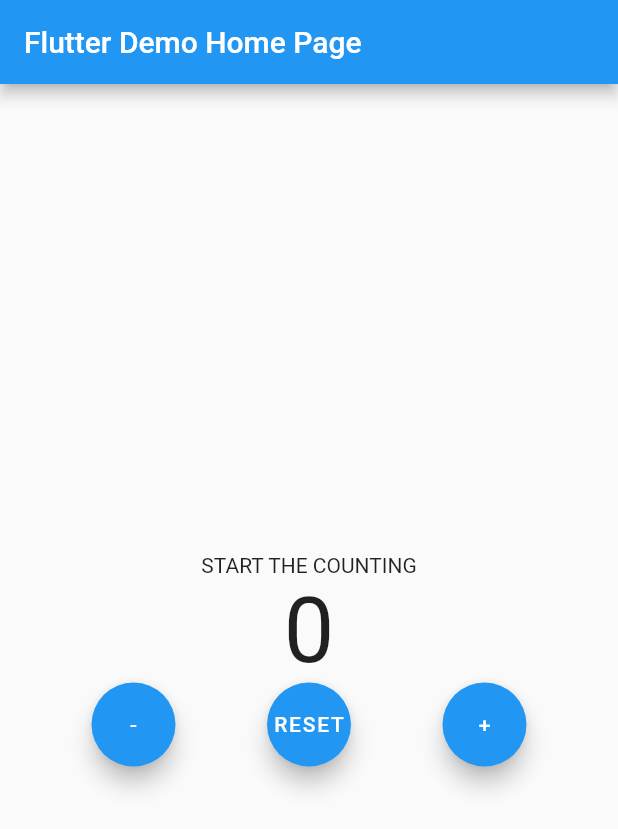
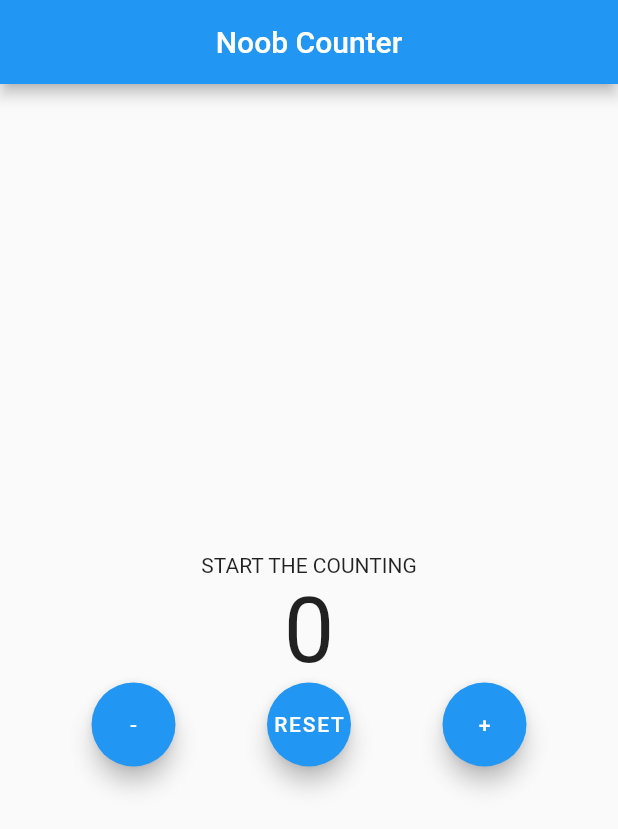
Before and after one commit to JoshuaBiong/noob_counter, a Flutter app: the screen it shows after launch, on a phone screen of 412 x 824 dp. Shown: the top 829 px of the screen. Run offline on Flutter 3.47's test engine with Material 2 defaults, Android fonts, the phone set to English and light mode, and no system bars.

Commit message:
fixing colors

```diff
--- a/lib/main.dart
+++ b/lib/main.dart
@@ -16,7 +16,7 @@
       theme: ThemeData(
         primarySwatch: Colors.blue,
       ),
-      home: const MyHomePage(title: 'Flutter Demo Home Page'),
+      home: const MyHomePage(title: 'Noob Counter'),
     );
   }
 }
@@ -37,16 +37,18 @@
 // functions +
   void _incrementCounter() {
     _counter == -1;
+    if (_counter >= 10) {
+      isChange = true;
+    }
     setState(() {
       _counter++;
-      isChange = true;
     });
   }
 
   void _reset() {
     setState(() {
+      _counter = 0;
       isChange = false;
-      _counter = 0;
     });
   }
 
@@ -65,7 +67,7 @@
   Widget build(BuildContext context) {
     return Scaffold(
       appBar: AppBar(
-        title: Text(widget.title),
+        title: Center(child: Text(widget.title)),
       ),
       body: Center(
         child: Column(
@@ -76,7 +78,9 @@
             ),
             Text(
               "$_counter",
-              style: const TextStyle(fontSize: 60),
+              style: const TextStyle(
+                fontSize: 60,
+              ),
             ),
             Row(
               mainAxisAlignment: MainAxisAlignment.spaceEvenly,
@@ -87,10 +91,12 @@
                 ),
                 FloatingActionButton(
                   onPressed: _reset,
-                  child: const Text('RESET'),
+                  child: const Text(
+                    'RESET',
+                  ),
                 ),
                 FloatingActionButton(
-                  backgroundColor: isChange ? Colors.amber : Colors.blue,
+                  backgroundColor: isChange ? Colors.red[900] : Colors.blue,
                   onPressed: _incrementCounter,
                   child: const Text('+'),
                 )
```
